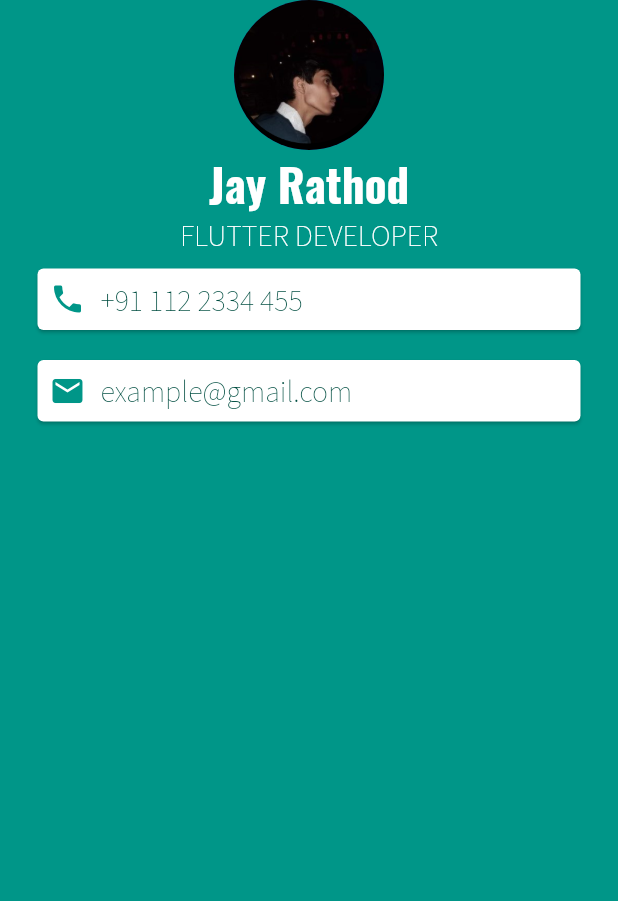
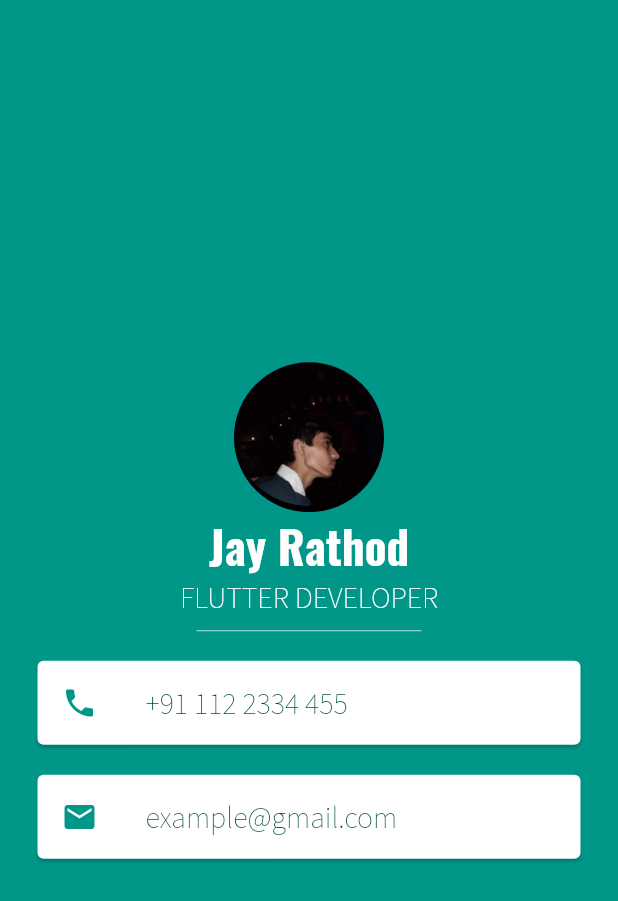
Before and after one commit to zzjjaayy/Flutter_personal_card, a Flutter app: the screen it shows after launch, on a phone screen of 412 x 824 dp. Shown: the top 901 px of the screen. Run offline on Flutter 3.47's test engine with Material 2 defaults, Android fonts, the phone set to English and light mode, and no system bars.

Commit message:
ListTile, Divider Widget

```diff
--- a/lib/main.dart
+++ b/lib/main.dart
@@ -6,9 +6,6 @@ void main() {
   runApp(MyApp());
 }
 
-// Using padding in Widgets which don't support it
-// The unsupported widget can be enclosed in a "Padding" widget
-// The padding widget does not actually work like padding but like margin.
 class MyApp extends StatelessWidget {
   @override
   Widget build(BuildContext context) {
@@ -17,6 +14,8 @@ class MyApp extends StatelessWidget {
         backgroundColor: Colors.teal,
         body: SafeArea(
           child: Column(
+            mainAxisAlignment: MainAxisAlignment
+                .center, // centers the children on the vertical axis
             children: [
               CircleAvatar(
                 radius: 50.0,
@@ -39,53 +38,43 @@ class MyApp extends StatelessWidget {
                   fontFamily: 'SourceSansPro',
                 ),
               ),
+              SizedBox(
+                  height: 20.0,
+                  width: 150.0,
+                  child: Divider(
+                    color: Colors.teal[100],
+                  )),
               Card(
                 color: Colors.white,
                 margin: EdgeInsets.symmetric(vertical: 10.0, horizontal: 25.0),
-                child: Padding(
-                  padding: const EdgeInsets.all(8.0),
-                  child: Row(
-                    children: [
-                      Icon(
+                child: ListTile(
+                  leading: Icon(
                     Icons.phone,
                     color: Colors.teal.shade500,
                   ),
-                      SizedBox(
-                        width: 10.0,
-                      ),
-                      Text(
+                  title: Text(
                     "+91 112 2334 455",
                     style: TextStyle(
                         fontSize: 20.0,
                         color: Colors.teal[900],
                         fontFamily: 'SourceSansPro'),
                   ),
-                    ],
-                  ),
                 ),
               ),
               Card(
                 color: Colors.white,
                 margin: EdgeInsets.symmetric(vertical: 10.0, horizontal: 25.0),
-                child: Padding(
-                  padding: const EdgeInsets.all(8.0),
-                  child: Row(
-                    children: [
-                      Icon(
+                child: ListTile(
+                  leading: Icon(
                     Icons.email,
                     color: Colors.teal.shade500,
                   ),
-                      SizedBox(
-                        width: 10.0,
-                      ),
-                      Text(
+                  title: Text(
                     "example@gmail.com",
                     style: TextStyle(
                         fontSize: 20.0,
                         color: Colors.teal[900],
                         fontFamily: 'SourceSansPro'),
-                      ),
-                    ],
                   ),
                 ),
               ),
```
Lines whose indentation alone changed are shown as unchanged.
